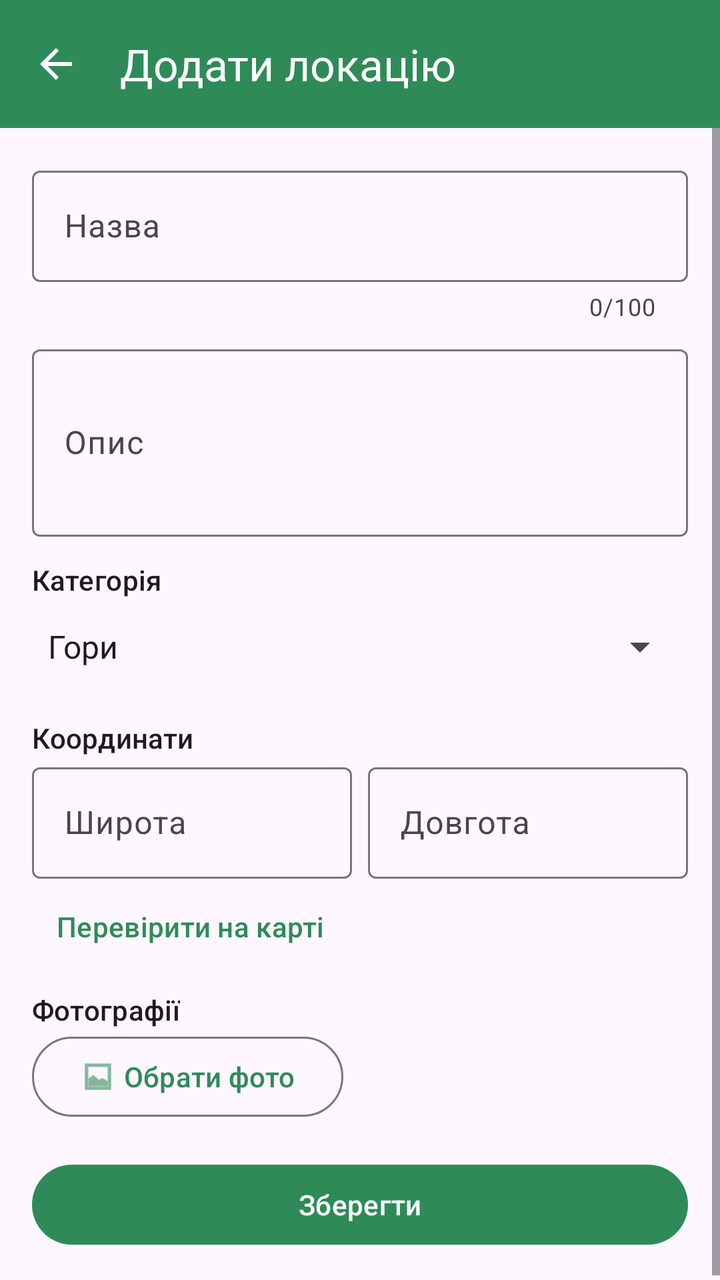
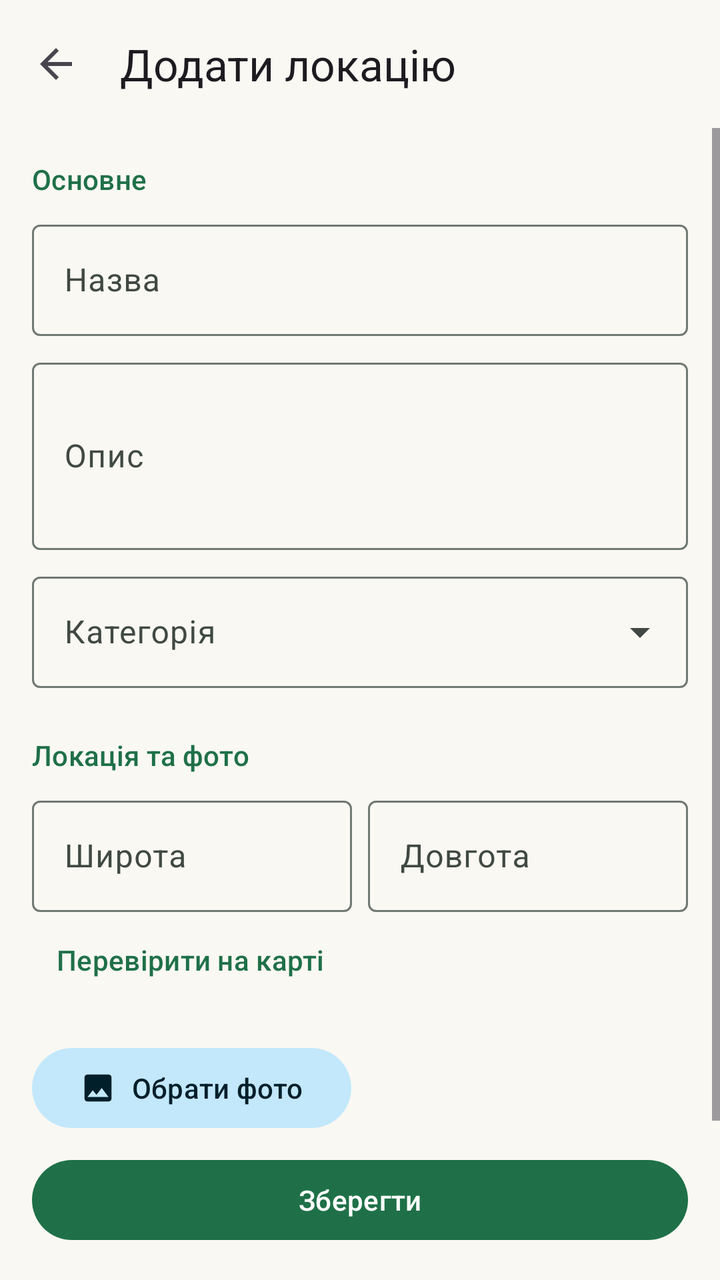

Compare the two renders of this Android layout. The source of the first and the diff that turns it into the second are given below.
<!-- AndroidManifest.xml: application theme Theme.TourSpots -->
<!-- res/layout/activity_location_edit.xml -->
<?xml version="1.0" encoding="utf-8"?>
<LinearLayout xmlns:android="http://schemas.android.com/apk/res/android"
    xmlns:app="http://schemas.android.com/apk/res-auto"
    xmlns:tools="http://schemas.android.com/tools"
    android:layout_width="match_parent"
    android:layout_height="match_parent"
    android:orientation="vertical"
    tools:context=".locations.LocationEditActivity">

    <com.google.android.material.appbar.MaterialToolbar
        android:id="@+id/toolbar"
        android:layout_width="match_parent"
        android:layout_height="?attr/actionBarSize"
        android:background="@color/green_primary"
        android:theme="@style/ThemeOverlay.Material3.Dark.ActionBar"
        app:navigationIcon="?attr/homeAsUpIndicator"
        app:title="@string/add_location" />

    <ScrollView
        android:layout_width="match_parent"
        android:layout_height="match_parent"
        android:fillViewport="true">

        <LinearLayout
            android:layout_width="match_parent"
            android:layout_height="wrap_content"
            android:orientation="vertical"
            android:padding="16dp">

            <com.google.android.material.textfield.TextInputLayout
                android:id="@+id/tilTitle"
                style="@style/Widget.Material3.TextInputLayout.OutlinedBox"
                android:layout_width="match_parent"
                android:layout_height="wrap_content"
                android:hint="@string/location_title_hint"
                app:counterEnabled="true"
                app:counterMaxLength="100">

                <com.google.android.material.textfield.TextInputEditText
                    android:id="@+id/etTitle"
                    android:layout_width="match_parent"
                    android:layout_height="wrap_content"
                    android:inputType="textCapSentences"
                    android:maxLines="1" />
            </com.google.android.material.textfield.TextInputLayout>

            <com.google.android.material.textfield.TextInputLayout
                android:id="@+id/tilDescription"
                style="@style/Widget.Material3.TextInputLayout.OutlinedBox"
                android:layout_width="match_parent"
                android:layout_height="wrap_content"
                android:layout_marginTop="8dp"
                android:hint="@string/location_description_hint">

                <com.google.android.material.textfield.TextInputEditText
                    android:id="@+id/etDescription"
                    android:layout_width="match_parent"
                    android:layout_height="wrap_content"
                    android:inputType="textMultiLine|textCapSentences"
                    android:minLines="3" />
            </com.google.android.material.textfield.TextInputLayout>

            <TextView
                android:layout_width="wrap_content"
                android:layout_height="wrap_content"
                android:layout_marginTop="12dp"
                android:text="@string/category"
                android:textAppearance="?attr/textAppearanceLabelLarge" />

            <Spinner
                android:id="@+id/spinnerCategory"
                android:layout_width="match_parent"
                android:layout_height="48dp"
                android:entries="@array/categories" />

            <TextView
                android:layout_width="wrap_content"
                android:layout_height="wrap_content"
                android:layout_marginTop="12dp"
                android:text="@string/coordinates"
                android:textAppearance="?attr/textAppearanceLabelLarge" />

            <LinearLayout
                android:layout_width="match_parent"
                android:layout_height="wrap_content"
                android:baselineAligned="false"
                android:orientation="horizontal">

                <com.google.android.material.textfield.TextInputLayout
                    android:id="@+id/tilLatitude"
                    style="@style/Widget.Material3.TextInputLayout.OutlinedBox"
                    android:layout_width="0dp"
                    android:layout_height="wrap_content"
                    android:layout_marginEnd="4dp"
                    android:layout_weight="1"
                    android:hint="@string/latitude_hint">

                    <com.google.android.material.textfield.TextInputEditText
                        android:id="@+id/etLatitude"
                        android:layout_width="match_parent"
                        android:layout_height="wrap_content"
                        android:inputType="numberDecimal|numberSigned"
                        android:maxLines="1" />
                </com.google.android.material.textfield.TextInputLayout>

                <com.google.android.material.textfield.TextInputLayout
                    android:id="@+id/tilLongitude"
                    style="@style/Widget.Material3.TextInputLayout.OutlinedBox"
                    android:layout_width="0dp"
                    android:layout_height="wrap_content"
                    android:layout_marginStart="4dp"
                    android:layout_weight="1"
                    android:hint="@string/longitude_hint">

                    <com.google.android.material.textfield.TextInputEditText
                        android:id="@+id/etLongitude"
                        android:layout_width="match_parent"
                        android:layout_height="wrap_content"
                        android:inputType="numberDecimal|numberSigned"
                        android:maxLines="1" />
                </com.google.android.material.textfield.TextInputLayout>
            </LinearLayout>

            <Button
                android:id="@+id/btnCheckOnMap"
                style="@style/Widget.Material3.Button.TextButton"
                android:layout_width="wrap_content"
                android:layout_height="wrap_content"
                android:text="@string/check_on_map" />

            <TextView
                android:layout_width="wrap_content"
                android:layout_height="wrap_content"
                android:layout_marginTop="8dp"
                android:text="@string/photos"
                android:textAppearance="?attr/textAppearanceLabelLarge" />

            <HorizontalScrollView
                android:layout_width="match_parent"
                android:layout_height="wrap_content">

                <LinearLayout
                    android:id="@+id/photoStrip"
                    android:layout_width="wrap_content"
                    android:layout_height="wrap_content"
                    android:orientation="horizontal" />
            </HorizontalScrollView>

            <Button
                android:id="@+id/btnPickPhotos"
                style="@style/Widget.Material3.Button.OutlinedButton"
                android:layout_width="wrap_content"
                android:layout_height="wrap_content"
                android:text="@string/pick_photos"
                app:icon="@android:drawable/ic_menu_gallery" />

            <Button
                android:id="@+id/btnSave"
                android:layout_width="match_parent"
                android:layout_height="wrap_content"
                android:layout_marginTop="16dp"
                android:text="@string/save" />
        </LinearLayout>
    </ScrollView>
</LinearLayout>
<!-- resources referenced by this layout -->
<resources>
  <string-array name="categories">
          <item>Гори</item>
          <item>Озера</item>
          <item>Замки</item>
          <item>Музеї</item>
          <item>Парки</item>
      </string-array>
  <color name="green_primary">#2E8B57</color>
  <string name="coordinates">Координати</string>
  <string name="photos">Фотографії</string>
  <style name="Theme.TourSpots" parent="Theme.Material3.Light.NoActionBar">
          <item name="colorPrimary">@color/green_primary</item>
          <item name="colorOnPrimary">@color/white</item>
          <item name="colorSecondary">@color/sky</item>
      </style>
  <color name="white">#FFFFFF</color>
  <color name="sky">#7EC8E3</color>
  <!-- unchanged entries left out for length: 9 -->
</resources>

<!-- the commit's change to res/layout/activity_location_edit.xml (unified diff, before → after) -->
@@ -11,30 +11,39 @@
         android:id="@+id/toolbar"
         android:layout_width="match_parent"
         android:layout_height="?attr/actionBarSize"
-        android:background="@color/green_primary"
-        android:theme="@style/ThemeOverlay.Material3.Dark.ActionBar"
+        android:background="?attr/colorSurface"
         app:navigationIcon="?attr/homeAsUpIndicator"
         app:title="@string/add_location" />
 
     <ScrollView
         android:layout_width="match_parent"
-        android:layout_height="match_parent"
+        android:layout_height="0dp"
+        android:layout_weight="1"
         android:fillViewport="true">
 
         <LinearLayout
             android:layout_width="match_parent"
             android:layout_height="wrap_content"
             android:orientation="vertical"
-            android:padding="16dp">
+            android:paddingHorizontal="@dimen/space_16"
+            android:paddingTop="@dimen/space_8"
+            android:paddingBottom="@dimen/space_24">
+
+            <TextView
+                android:layout_width="wrap_content"
+                android:layout_height="wrap_content"
+                android:layout_marginTop="@dimen/space_8"
+                android:text="@string/section_basics"
+                android:textAppearance="?attr/textAppearanceTitleSmall"
+                android:textColor="?attr/colorPrimary" />
 
             <com.google.android.material.textfield.TextInputLayout
                 android:id="@+id/tilTitle"
                 style="@style/Widget.Material3.TextInputLayout.OutlinedBox"
                 android:layout_width="match_parent"
                 android:layout_height="wrap_content"
-                android:hint="@string/location_title_hint"
-                app:counterEnabled="true"
-                app:counterMaxLength="100">
+                android:layout_marginTop="@dimen/space_8"
+                android:hint="@string/location_title_hint">
 
                 <com.google.android.material.textfield.TextInputEditText
                     android:id="@+id/etTitle"
@@ -49,7 +58,7 @@
                 style="@style/Widget.Material3.TextInputLayout.OutlinedBox"
                 android:layout_width="match_parent"
                 android:layout_height="wrap_content"
-                android:layout_marginTop="8dp"
+                android:layout_marginTop="@dimen/space_8"
                 android:hint="@string/location_description_hint">
 
                 <com.google.android.material.textfield.TextInputEditText
@@ -60,29 +69,32 @@
                     android:minLines="3" />
             </com.google.android.material.textfield.TextInputLayout>
 
-            <TextView
-                android:layout_width="wrap_content"
+            <com.google.android.material.textfield.TextInputLayout
+                style="@style/Widget.Material3.TextInputLayout.OutlinedBox.ExposedDropdownMenu"
+                android:layout_width="match_parent"
                 android:layout_height="wrap_content"
-                android:layout_marginTop="12dp"
-                android:text="@string/category"
-                android:textAppearance="?attr/textAppearanceLabelLarge" />
+                android:layout_marginTop="@dimen/space_8"
+                android:hint="@string/category">
 
-            <Spinner
-                android:id="@+id/spinnerCategory"
-                android:layout_width="match_parent"
-                android:layout_height="48dp"
-                android:entries="@array/categories" />
+                <com.google.android.material.textfield.MaterialAutoCompleteTextView
+                    android:id="@+id/spinnerCategory"
+                    android:layout_width="match_parent"
+                    android:layout_height="wrap_content"
+                    android:inputType="none" />
+            </com.google.android.material.textfield.TextInputLayout>
 
             <TextView
                 android:layout_width="wrap_content"
                 android:layout_height="wrap_content"
-                android:layout_marginTop="12dp"
-                android:text="@string/coordinates"
-                android:textAppearance="?attr/textAppearanceLabelLarge" />
+                android:layout_marginTop="@dimen/space_24"
+                android:text="@string/section_location"
+                android:textAppearance="?attr/textAppearanceTitleSmall"
+                android:textColor="?attr/colorPrimary" />
 
             <LinearLayout
                 android:layout_width="match_parent"
                 android:layout_height="wrap_content"
+                android:layout_marginTop="@dimen/space_8"
                 android:baselineAligned="false"
                 android:orientation="horizontal">
 
@@ -91,7 +103,7 @@
                     style="@style/Widget.Material3.TextInputLayout.OutlinedBox"
                     android:layout_width="0dp"
                     android:layout_height="wrap_content"
-                    android:layout_marginEnd="4dp"
+                    android:layout_marginEnd="@dimen/space_4"
                     android:layout_weight="1"
                     android:hint="@string/latitude_hint">
 
@@ -108,7 +120,7 @@
                     style="@style/Widget.Material3.TextInputLayout.OutlinedBox"
                     android:layout_width="0dp"
                     android:layout_height="wrap_content"
-                    android:layout_marginStart="4dp"
+                    android:layout_marginStart="@dimen/space_4"
                     android:layout_weight="1"
                     android:hint="@string/longitude_hint">
 
@@ -128,16 +140,10 @@
                 android:layout_height="wrap_content"
                 android:text="@string/check_on_map" />
 
-            <TextView
-                android:layout_width="wrap_content"
-                android:layout_height="wrap_content"
-                android:layout_marginTop="8dp"
-                android:text="@string/photos"
-                android:textAppearance="?attr/textAppearanceLabelLarge" />
-
             <HorizontalScrollView
                 android:layout_width="match_parent"
-                android:layout_height="wrap_content">
+                android:layout_height="wrap_content"
+                android:layout_marginTop="@dimen/space_8">
 
                 <LinearLayout
                     android:id="@+id/photoStrip"
@@ -148,18 +154,20 @@
 
             <Button
                 android:id="@+id/btnPickPhotos"
-                style="@style/Widget.Material3.Button.OutlinedButton"
+                style="@style/Widget.Material3.Button.TonalButton"
                 android:layout_width="wrap_content"
                 android:layout_height="wrap_content"
+                android:layout_marginTop="@dimen/space_8"
                 android:text="@string/pick_photos"
-                app:icon="@android:drawable/ic_menu_gallery" />
-
-            <Button
-                android:id="@+id/btnSave"
-                android:layout_width="match_parent"
-                android:layout_height="wrap_content"
-                android:layout_marginTop="16dp"
-                android:text="@string/save" />
+                app:icon="@drawable/ic_photo" />
         </LinearLayout>
     </ScrollView>
+
+    <Button
+        android:id="@+id/btnSave"
+        android:layout_width="match_parent"
+        android:layout_height="wrap_content"
+        android:layout_marginHorizontal="@dimen/space_16"
+        android:layout_marginBottom="@dimen/space_16"
+        android:text="@string/save" />
 </LinearLayout>
<!-- resource entries referenced after the edit -->
@@ -1,22 +1,91 @@
 <!-- resources referenced by this layout -->
 <resources>
-  <string-array name="categories">
-          <item>Гори</item>
-          <item>Озера</item>
-          <item>Замки</item>
-          <item>Музеї</item>
-          <item>Парки</item>
-      </string-array>
-  <color name="green_primary">#2E8B57</color>
-  <string name="coordinates">Координати</string>
-  <string name="photos">Фотографії</string>
-  <style name="Theme.TourSpots" parent="Theme.Material3.Light.NoActionBar">
-          <item name="colorPrimary">@color/green_primary</item>
-          <item name="colorOnPrimary">@color/white</item>
-          <item name="colorSecondary">@color/sky</item>
+  <dimen name="space_16">16dp</dimen>
+  <dimen name="space_24">24dp</dimen>
+  <dimen name="space_4">4dp</dimen>
+  <dimen name="space_8">8dp</dimen>
+  <!-- drawable ic_photo (drawable) -->
+  <?xml version="1.0" encoding="utf-8"?>
+  <vector xmlns:android="http://schemas.android.com/apk/res/android"
+      android:width="24dp"
+      android:height="24dp"
+      android:viewportWidth="24"
+      android:viewportHeight="24"
+      android:tint="?attr/colorControlNormal">
+      <path
+          android:fillColor="@android:color/white"
+          android:pathData="M21,19V5c0-1.1-.9-2-2-2H5c-1.1,0-2,.9-2,2v14c0,1.1.9,2,2,2h14c1.1,0,2-.9,2-2zM8.5,13.5l2.5,3.01L14.5,12l4.5,6H5l3.5-4.5z" />
+  </vector>
+  <string name="section_basics">Основне</string>
+  <string name="section_location">Локація та фото</string>
+  <style name="Theme.TourSpots" parent="Theme.Material3.DayNight.NoActionBar">
+          <item name="colorPrimary">@color/md_primary</item>
+          <item name="colorOnPrimary">@color/md_on_primary</item>
+          <item name="colorPrimaryContainer">@color/md_primary_container</item>
+          <item name="colorOnPrimaryContainer">@color/md_on_primary_container</item>
+          <item name="colorSecondary">@color/md_secondary</item>
+          <item name="colorOnSecondary">@color/md_on_secondary</item>
+          <item name="colorSecondaryContainer">@color/md_secondary_container</item>
+          <item name="colorOnSecondaryContainer">@color/md_on_secondary_container</item>
+          <item name="colorTertiary">@color/md_tertiary</item>
+          <item name="colorOnTertiary">@color/md_on_tertiary</item>
+          <item name="colorTertiaryContainer">@color/md_tertiary_container</item>
+          <item name="colorOnTertiaryContainer">@color/md_on_tertiary_container</item>
+          <item name="colorSurface">@color/md_surface</item>
+          <item name="colorOnSurface">@color/md_on_surface</item>
+          <item name="colorSurfaceVariant">@color/md_surface_variant</item>
+          <item name="colorOnSurfaceVariant">@color/md_on_surface_variant</item>
+          <item name="colorSurfaceContainer">@color/md_surface_container</item>
+          <item name="colorSurfaceContainerHigh">@color/md_surface_container_high</item>
+          <item name="colorOutline">@color/md_outline</item>
+          <item name="colorError">@color/md_error</item>
+          <item name="colorOnError">@color/md_on_error</item>
+          <item name="android:colorBackground">@color/md_surface</item>
+          <item name="android:windowBackground">@color/md_surface</item>
+          <item name="android:statusBarColor">@android:color/transparent</item>
+          <item name="android:navigationBarColor">@android:color/transparent</item>
+          <item name="android:windowLightStatusBar">true</item>
+          <item name="android:windowLightNavigationBar">true</item>
+          <item name="shapeAppearanceSmallComponent">@style/ShapeAppearance.TourSpots.Small</item>
+          <item name="shapeAppearanceMediumComponent">@style/ShapeAppearance.TourSpots.Medium</item>
+          <item name="shapeAppearanceLargeComponent">@style/ShapeAppearance.TourSpots.Large</item>
       </style>
-  <color name="white">#FFFFFF</color>
-  <color name="sky">#7EC8E3</color>
+  <color name="md_primary">#1F7048</color>
+  <color name="md_on_primary">#FFFFFF</color>
+  <color name="md_primary_container">#B4F0CB</color>
+  <color name="md_on_primary_container">#00210F</color>
+  <color name="md_secondary">#3F6374</color>
+  <color name="md_on_secondary">#FFFFFF</color>
+  <color name="md_secondary_container">#C3E8FB</color>
+  <color name="md_on_secondary_container">#001F2A</color>
+  <color name="md_tertiary">#7EC8E3</color>
+  <color name="md_on_tertiary">#003547</color>
+  <color name="md_tertiary_container">#D0EEFA</color>
+  <color name="md_on_tertiary_container">#001F2A</color>
+  <color name="md_surface">#FAF8F3</color>
+  <color name="md_on_surface">#171D1A</color>
+  <color name="md_surface_variant">#DCE5DD</color>
+  <color name="md_on_surface_variant">#404943</color>
+  <color name="md_surface_container">#EAF0EB</color>
+  <color name="md_surface_container_high">#E4EAE5</color>
+  <color name="md_outline">#707973</color>
+  <color name="md_error">#BA1A1A</color>
+  <color name="md_on_error">#FFFFFF</color>
+  <style name="ShapeAppearance.TourSpots.Small" parent="ShapeAppearance.Material3.SmallComponent">
+          <item name="cornerFamily">rounded</item>
+          <item name="cornerSize">@dimen/corner_small</item>
+      </style>
+  <style name="ShapeAppearance.TourSpots.Medium" parent="ShapeAppearance.Material3.MediumComponent">
+          <item name="cornerFamily">rounded</item>
+          <item name="cornerSize">@dimen/corner_medium</item>
+      </style>
+  <style name="ShapeAppearance.TourSpots.Large" parent="ShapeAppearance.Material3.LargeComponent">
+          <item name="cornerFamily">rounded</item>
+          <item name="cornerSize">@dimen/corner_large</item>
+      </style>
+  <dimen name="corner_small">8dp</dimen>
+  <dimen name="corner_medium">12dp</dimen>
+  <dimen name="corner_large">28dp</dimen>
   <!-- unchanged entries left out for length: 9 -->
 </resources>
 
